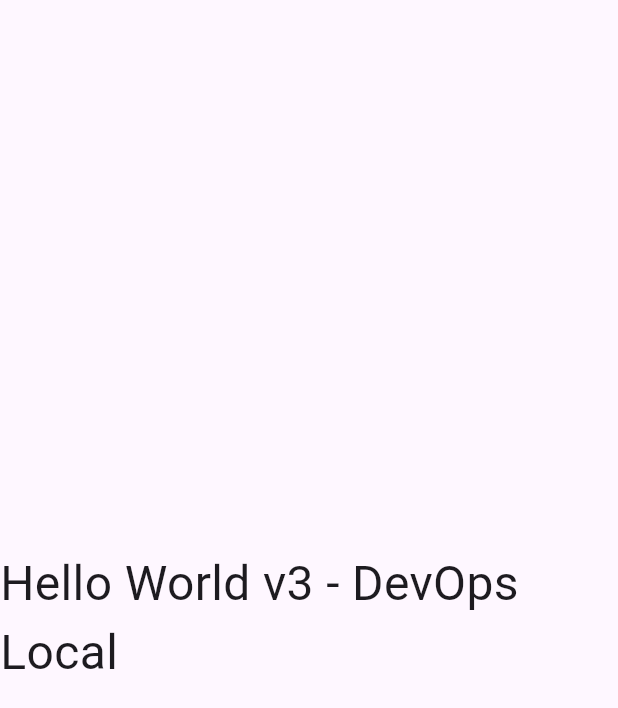
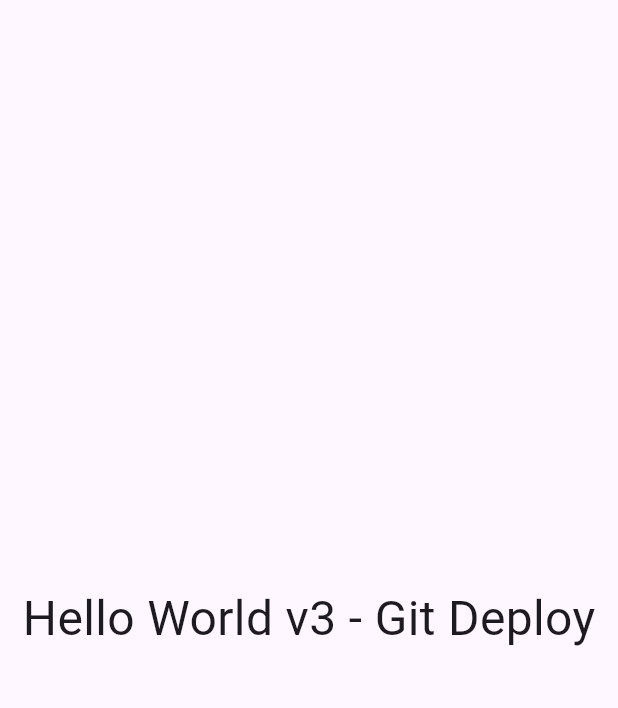
Before and after one commit to mfebrihariyadi/hello-devops-flutter, a Flutter app: the screen it shows after launch, on a phone screen of 412 x 824 dp. Shown: the top 708 px of the screen. Run offline on Flutter 3.47's test engine with Material 3 defaults, Android fonts, the phone set to English and light mode, and no system bars.

Commit message:
update hello world v3

```diff
--- a/lib/main.dart
+++ b/lib/main.dart
@@ -11,7 +11,7 @@ class MyApp extends StatelessWidget {
   Widget build(BuildContext context) {
     return MaterialApp(
       home: Scaffold(
-        body: Center(child: Text('Hello World v3 - DevOps Local', style: TextStyle(fontSize: 32))),
+        body: Center(child: Text('Hello World v3 - Git Deploy', style: TextStyle(fontSize: 32))),
       ),
     );
   }
```
